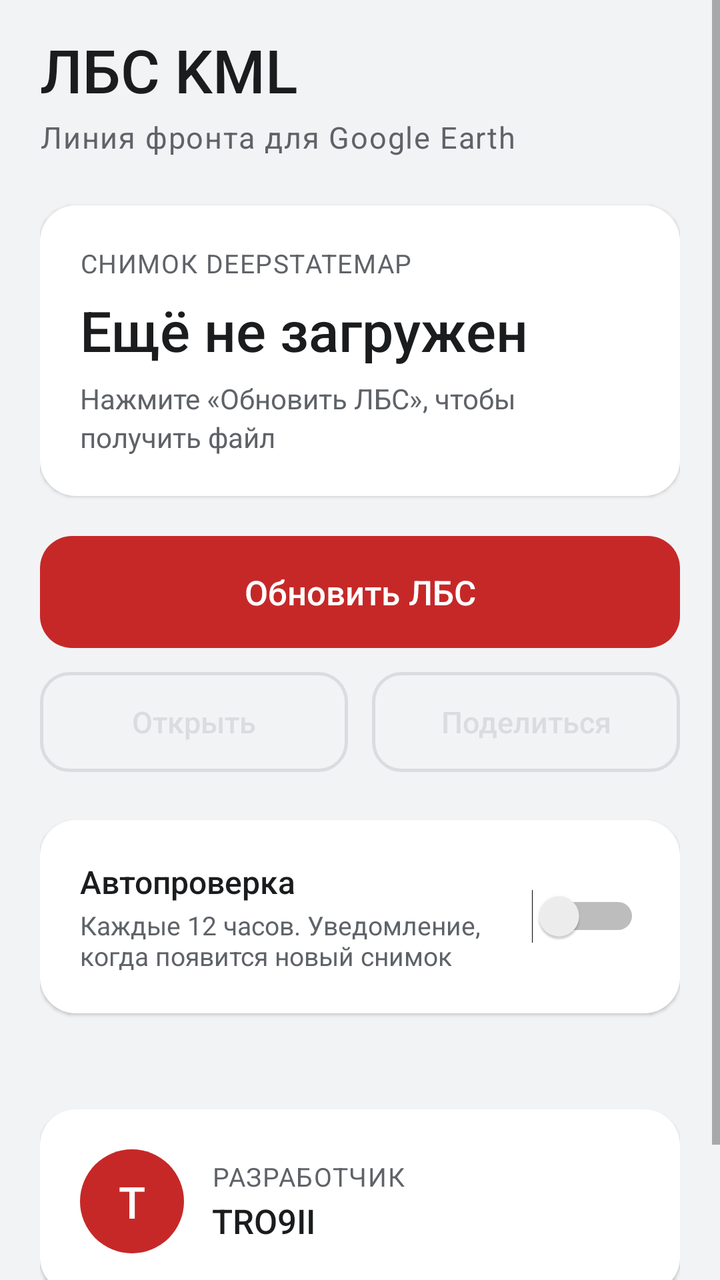
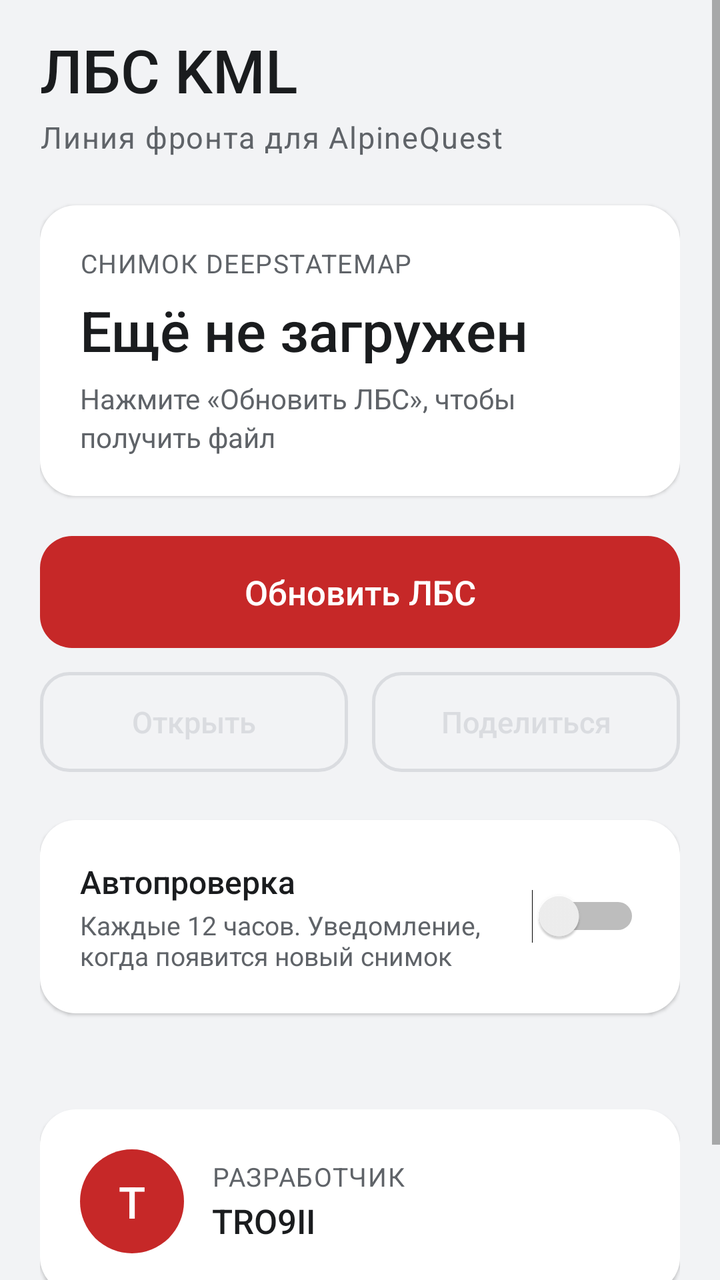

Screens rendered from an Android XML layout before and after an edit, with the pre-edit source and the edit as a unified diff.
<!-- AndroidManifest.xml: application theme AppTheme -->
<!-- res/layout/activity_main.xml -->
<?xml version="1.0" encoding="utf-8"?>
<FrameLayout xmlns:android="http://schemas.android.com/apk/res/android"
    android:id="@+id/root"
    android:layout_width="match_parent"
    android:layout_height="match_parent"
    android:background="@color/bg">

    
    <WebView
        android:id="@+id/web"
        android:layout_width="1dp"
        android:layout_height="1dp"
        android:visibility="invisible" />

    <ScrollView
        android:layout_width="match_parent"
        android:layout_height="match_parent"
        android:clipToPadding="false"
        android:fillViewport="true">

        <LinearLayout
            android:layout_width="match_parent"
            android:layout_height="wrap_content"
            android:orientation="vertical"
            android:paddingStart="20dp"
            android:paddingTop="16dp"
            android:paddingEnd="20dp"
            android:paddingBottom="20dp">

            
            <LinearLayout
                android:layout_width="match_parent"
                android:layout_height="wrap_content"
                android:gravity="bottom"
                android:orientation="horizontal">

                <TextView
                    android:layout_width="0dp"
                    android:layout_height="wrap_content"
                    android:layout_weight="1"
                    android:fontFamily="sans-serif-medium"
                    android:text="ЛБС KML"
                    android:textColor="@color/text"
                    android:textSize="30sp" />

                <TextView
                    android:id="@+id/version"
                    style="@style/Caption"
                    android:layout_width="wrap_content"
                    android:layout_height="wrap_content"
                    android:layout_marginBottom="6dp" />
            </LinearLayout>

            <TextView
                style="@style/Caption"
                android:layout_width="match_parent"
                android:layout_height="wrap_content"
                android:layout_marginTop="2dp"
                android:text="Линия фронта для Google Earth"
                android:textSize="15sp" />

            
            <LinearLayout
                style="@style/Card"
                android:layout_marginTop="24dp">

                <TextView
                    style="@style/Caption"
                    android:layout_width="wrap_content"
                    android:layout_height="wrap_content"
                    android:text="СНИМОК DEEPSTATEMAP" />

                <TextView
                    android:id="@+id/tvDate"
                    android:layout_width="match_parent"
                    android:layout_height="wrap_content"
                    android:layout_marginTop="6dp"
                    android:fontFamily="sans-serif-medium"
                    android:text="Ещё не загружен"
                    android:textColor="@color/text"
                    android:textSize="28sp" />

                <TextView
                    android:id="@+id/tvInfo"
                    android:layout_width="match_parent"
                    android:layout_height="wrap_content"
                    android:layout_marginTop="6dp"
                    android:lineSpacingExtra="3dp"
                    android:text="Нажмите «Обновить ЛБС», чтобы получить файл"
                    android:textColor="@color/text2"
                    android:textSize="14sp" />

                <LinearLayout
                    android:id="@+id/stateRow"
                    android:layout_width="match_parent"
                    android:layout_height="wrap_content"
                    android:layout_marginTop="14dp"
                    android:gravity="center_vertical"
                    android:orientation="horizontal"
                    android:visibility="gone">

                    <ProgressBar
                        android:id="@+id/progress"
                        style="?android:attr/progressBarStyleSmall"
                        android:layout_width="20dp"
                        android:layout_height="20dp"
                        android:layout_marginEnd="10dp"
                        android:indeterminateTint="@color/accent" />

                    <TextView
                        android:id="@+id/tvState"
                        android:layout_width="0dp"
                        android:layout_height="wrap_content"
                        android:layout_weight="1"
                        android:textColor="@color/text"
                        android:textIsSelectable="true"
                        android:textSize="14sp" />
                </LinearLayout>
            </LinearLayout>

            <Button
                android:id="@+id/btnUpdate"
                style="@style/BtnPrimary"
                android:layout_marginTop="20dp"
                android:text="Обновить ЛБС" />

            <LinearLayout
                android:layout_width="match_parent"
                android:layout_height="wrap_content"
                android:layout_marginTop="12dp"
                android:orientation="horizontal">

                <Button
                    android:id="@+id/btnOpen"
                    style="@style/BtnSecondary"
                    android:layout_width="0dp"
                    android:layout_marginEnd="6dp"
                    android:layout_weight="1"
                    android:enabled="false"
                    android:text="Открыть" />

                <Button
                    android:id="@+id/btnShare"
                    style="@style/BtnSecondary"
                    android:layout_width="0dp"
                    android:layout_marginStart="6dp"
                    android:layout_weight="1"
                    android:enabled="false"
                    android:text="Поделиться" />
            </LinearLayout>

            
            <LinearLayout
                style="@style/Card"
                android:layout_marginTop="24dp"
                android:gravity="center_vertical"
                android:orientation="horizontal"
                android:paddingTop="16dp"
                android:paddingBottom="16dp">

                <LinearLayout
                    android:layout_width="0dp"
                    android:layout_height="wrap_content"
                    android:layout_weight="1"
                    android:orientation="vertical">

                    <TextView
                        android:layout_width="wrap_content"
                        android:layout_height="wrap_content"
                        android:fontFamily="sans-serif-medium"
                        android:text="Автопроверка"
                        android:textColor="@color/text"
                        android:textSize="16sp" />

                    <TextView
                        android:layout_width="wrap_content"
                        android:layout_height="wrap_content"
                        android:layout_marginTop="2dp"
                        android:text="Каждые 12 часов. Уведомление, когда появится новый снимок"
                        android:textColor="@color/text2"
                        android:textSize="13sp" />
                </LinearLayout>

                <Switch
                    android:id="@+id/autoCheck"
                    android:layout_width="wrap_content"
                    android:layout_height="wrap_content"
                    android:layout_marginStart="12dp" />
            </LinearLayout>

            <View
                android:layout_width="match_parent"
                android:layout_height="0dp"
                android:layout_weight="1"
                android:minHeight="24dp" />

            
            <LinearLayout
                style="@style/Card"
                android:layout_marginTop="24dp"
                android:gravity="center_vertical"
                android:orientation="horizontal"
                android:paddingTop="14dp"
                android:paddingBottom="14dp">

                <TextView
                    android:layout_width="52dp"
                    android:layout_height="52dp"
                    android:background="@drawable/bg_circle"
                    android:fontFamily="sans-serif-medium"
                    android:gravity="center"
                    android:text="T"
                    android:textColor="#FFFFFF"
                    android:textSize="22sp" />

                <LinearLayout
                    android:layout_width="0dp"
                    android:layout_height="wrap_content"
                    android:layout_marginStart="14dp"
                    android:layout_weight="1"
                    android:orientation="vertical">

                    <TextView
                        style="@style/Caption"
                        android:layout_width="wrap_content"
                        android:layout_height="wrap_content"
                        android:text="РАЗРАБОТЧИК" />

                    <TextView
                        android:layout_width="wrap_content"
                        android:layout_height="wrap_content"
                        android:layout_marginTop="2dp"
                        android:fontFamily="sans-serif-medium"
                        android:text="TRO9II"
                        android:textColor="@color/text"
                        android:textSize="17sp" />
                </LinearLayout>
            </LinearLayout>

            <TextView
                style="@style/Caption"
                android:layout_width="match_parent"
                android:layout_height="wrap_content"
                android:layout_marginTop="16dp"
                android:gravity="center"
                android:text="Файл сохраняется в «Загрузки» · Источник: DeepStateMap" />
        </LinearLayout>
    </ScrollView>
</FrameLayout>
<!-- resources referenced by this layout -->
<resources>
  <color name="accent">#C62828</color>
  <color name="bg">#F2F3F5</color>
  <color name="text">#1A1C1E</color>
  <color name="text2">#5F6368</color>
  <!-- drawable bg_circle (drawable) -->
  <?xml version="1.0" encoding="utf-8"?>
  <shape xmlns:android="http://schemas.android.com/apk/res/android" android:shape="oval">
      <solid android:color="@color/accent" />
  </shape>
  <style name="BtnPrimary" parent="BtnBase">
          <item name="android:background">@drawable/bg_primary</item>
          <item name="android:textColor">#FFFFFF</item>
      </style>
  <style name="BtnSecondary" parent="BtnBase">
          <item name="android:background">@drawable/bg_secondary</item>
          <item name="android:textColor">@color/secondary_text</item>
          <item name="android:minHeight">50dp</item>
          <item name="android:textSize">15sp</item>
      </style>
  <style name="Caption">
          <item name="android:textSize">13sp</item>
          <item name="android:textColor">@color/text2</item>
          <item name="android:letterSpacing">0.04</item>
      </style>
  <style name="Card">
          <item name="android:layout_width">match_parent</item>
          <item name="android:layout_height">wrap_content</item>
          <item name="android:orientation">vertical</item>
          <item name="android:background">@drawable/bg_card</item>
          <item name="android:padding">20dp</item>
          <item name="android:elevation">1dp</item>
      </style>
  <style name="AppTheme" parent="android:Theme.Material.Light.NoActionBar">
          <item name="android:colorAccent">@color/accent</item>
          <item name="android:colorPrimary">@color/accent</item>
          <item name="android:windowBackground">@color/bg</item>
          <item name="android:statusBarColor">@color/bg</item>
          <item name="android:navigationBarColor">@color/bg</item>
          <item name="android:windowLightStatusBar">true</item>
          <item name="android:windowLightNavigationBar">true</item>
      </style>
  <style name="BtnBase">
          <item name="android:layout_width">match_parent</item>
          <item name="android:layout_height">wrap_content</item>
          <item name="android:minHeight">56dp</item>
          <item name="android:textSize">17sp</item>
          <item name="android:textAllCaps">false</item>
          <item name="android:stateListAnimator">@null</item>
          <item name="android:fontFamily">sans-serif-medium</item>
      </style>
  <!-- drawable bg_primary (drawable) -->
  <?xml version="1.0" encoding="utf-8"?>
  <ripple xmlns:android="http://schemas.android.com/apk/res/android" android:color="#40FFFFFF">
      <item>
          <selector>
              <item android:state_enabled="false">
                  <shape android:shape="rectangle">
                      <solid android:color="@color/accent_disabled" />
                      <corners android:radius="16dp" />
                  </shape>
              </item>
              <item>
                  <shape android:shape="rectangle">
                      <solid android:color="@color/accent" />
                      <corners android:radius="16dp" />
                  </shape>
              </item>
          </selector>
      </item>
  </ripple>
  <!-- drawable bg_card (drawable) -->
  <?xml version="1.0" encoding="utf-8"?>
  <shape xmlns:android="http://schemas.android.com/apk/res/android" android:shape="rectangle">
      <solid android:color="@color/card" />
      <corners android:radius="18dp" />
  </shape>
  <color name="accent_disabled">#E8A9A9</color>
  <color name="divider">#DADCE0</color>
  <color name="card">#FFFFFF</color>
  <!-- unchanged entries left out for length: 1 -->
</resources>

<!-- the commit's change to res/layout/activity_main.xml (unified diff, before → after) -->
@@ -56,7 +56,7 @@
                 android:layout_width="match_parent"
                 android:layout_height="wrap_content"
                 android:layout_marginTop="2dp"
-                android:text="Линия фронта для Google Earth"
+                android:text="Линия фронта для AlpineQuest"
                 android:textSize="15sp" />
 
             
